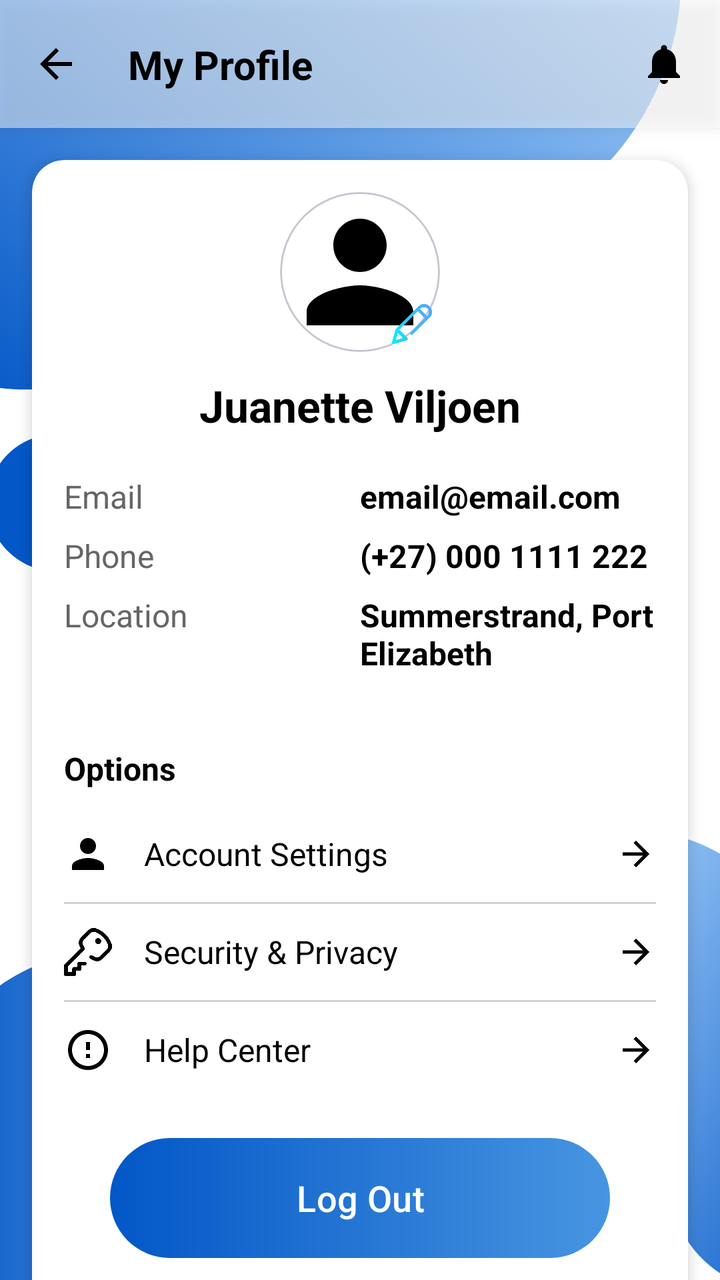
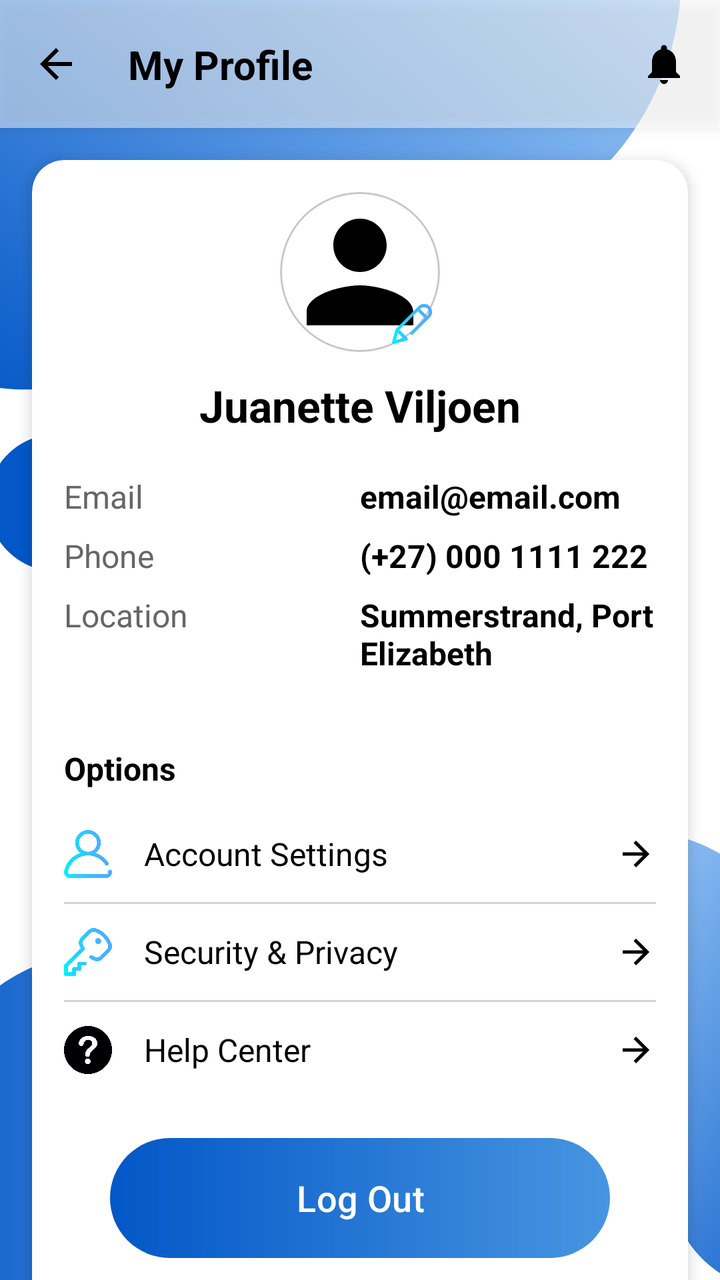

Before-and-after screenshots of an Android layout around one commit, followed by the original layout XML and the change that was made.
<!-- AndroidManifest.xml: application theme Theme.PoolApp -->
<!-- res/layout/po_profile.xml -->
<?xml version="1.0" encoding="utf-8"?>
<androidx.constraintlayout.widget.ConstraintLayout xmlns:android="http://schemas.android.com/apk/res/android"
    xmlns:app="http://schemas.android.com/apk/res-auto"
    xmlns:tools="http://schemas.android.com/tools"
    android:layout_width="match_parent"
    android:layout_height="match_parent"
    android:background="@drawable/bg"
    android:foregroundTint="@color/black_transparent_50"
    tools:context=".PO_Profile">

    <androidx.constraintlayout.widget.ConstraintLayout
        android:id="@+id/profile_header_banner"
        android:layout_width="match_parent"
        android:layout_height="64dp"
        android:background="@color/white_transparent_50"
        android:elevation="4dp"
        app:layout_constraintEnd_toEndOf="parent"
        app:layout_constraintStart_toStartOf="parent"
        app:layout_constraintTop_toTopOf="parent">

        <ImageButton
            android:id="@+id/btn_back"
            android:layout_width="wrap_content"
            android:layout_height="wrap_content"
            android:background="@android:color/transparent"
            android:contentDescription="Back"
            android:padding="16dp"
            android:src="@drawable/ic_arrow_back_white_24dp"
            app:layout_constraintBottom_toBottomOf="parent"
            app:layout_constraintStart_toStartOf="parent"
            app:layout_constraintTop_toTopOf="parent"
            app:tint="@color/black" />

        <TextView
            android:id="@+id/tv_header_title"
            android:layout_width="wrap_content"
            android:layout_height="wrap_content"
            android:layout_marginStart="8dp"
            android:text="My Profile"
            android:textColor="@color/black"
            android:textSize="20sp"
            android:textStyle="bold"
            app:layout_constraintBottom_toBottomOf="parent"
            app:layout_constraintStart_toEndOf="@id/btn_back"
            app:layout_constraintTop_toTopOf="parent" />

        <ImageButton
            android:id="@+id/btn_notifications"
            android:layout_width="wrap_content"
            android:layout_height="wrap_content"
            android:background="@android:color/transparent"
            android:contentDescription="Notifications"
            android:padding="16dp"
            android:src="@drawable/ic_notifications_white_24dp"
            app:layout_constraintBottom_toBottomOf="parent"
            app:layout_constraintEnd_toEndOf="parent"
            app:layout_constraintTop_toTopOf="parent"
            app:tint="@color/black" />

    </androidx.constraintlayout.widget.ConstraintLayout>

    <androidx.core.widget.NestedScrollView
        android:id="@+id/nestedScrollView"
        android:layout_width="0dp"
        android:layout_height="0dp"
        app:layout_constraintBottom_toBottomOf="parent"
        app:layout_constraintEnd_toEndOf="parent"
        app:layout_constraintStart_toStartOf="parent"
        app:layout_constraintTop_toBottomOf="@id/profile_header_banner">

        <LinearLayout
            android:layout_width="match_parent"
            android:layout_height="wrap_content"
            android:gravity="center"
            android:orientation="vertical"
            android:paddingBottom="80dp">

            <androidx.cardview.widget.CardView
                android:layout_width="match_parent"
                android:layout_height="wrap_content"
                android:layout_marginHorizontal="16dp"
                android:layout_marginTop="16dp"
                android:layout_marginBottom="16dp"
                app:cardCornerRadius="16dp"
                app:cardElevation="4dp">

                <LinearLayout
                    android:layout_width="match_parent"
                    android:layout_height="wrap_content"
                    android:orientation="vertical"
                    android:paddingBottom="16dp">

                    <LinearLayout
                        android:layout_width="match_parent"
                        android:layout_height="wrap_content"
                        android:foregroundTint="@color/white_transparent_50"
                        android:hapticFeedbackEnabled="false"
                        android:orientation="vertical"
                        android:paddingHorizontal="16dp"
                        android:paddingTop="16dp"
                        android:paddingBottom="16dp">

                        <FrameLayout
                            android:id="@+id/fl_profile_photo_container"
                            android:layout_width="80dp"  android:layout_height="80dp"
                            android:layout_gravity="center_horizontal"
                            android:layout_marginBottom="12dp">

                            <com.google.android.material.card.MaterialCardView
                                android:layout_width="match_parent"
                                android:layout_height="match_parent"
                                app:cardCornerRadius="40dp"
                                app:cardElevation="0dp"
                                app:cardBackgroundColor="@android:color/transparent"
                                >

                                <ImageView
                                    android:id="@+id/iv_profile_picture"
                                    android:layout_width="match_parent"
                                    android:layout_height="match_parent"
                                    android:background="@android:color/transparent"
                                    android:contentDescription="User Profile Picture"
                                    android:scaleType="centerCrop"
                                    android:src="@drawable/ic_profile_placeholder" />

                            </com.google.android.material.card.MaterialCardView>

                            <ImageButton
                                android:id="@+id/btn_edit_profile_photo"
                                android:layout_width="28dp"
                                android:layout_height="28dp"
                                android:layout_gravity="bottom|end"
                                android:background="@null" android:elevation="4dp"
                                android:src="@drawable/edit"
                                android:contentDescription="Edit Profile Photo"
                                android:scaleType="centerInside"
                                android:padding="4dp"
                                />

                        </FrameLayout>

                        <TextView
                            android:id="@+id/tv_user_name"
                            android:layout_width="wrap_content"
                            android:layout_height="wrap_content"
                            android:layout_gravity="center_horizontal"
                            android:layout_marginBottom="16dp"
                            android:text="Juanette Viljoen"
                            android:textColor="@color/black"
                            android:textSize="22sp"
                            android:textStyle="bold" />

                        <TableLayout
                            android:layout_width="match_parent"
                            android:layout_height="wrap_content"
                            android:stretchColumns="1">

                            <TableRow>

                                <TextView
                                    style="@style/ProfileDetailLabel"
                                    android:text="Email" />

                                <TextView
                                    android:id="@+id/tv_detail_email"
                                    style="@style/ProfileDetailValue"
                                    android:text="email@email.com" />
                            </TableRow>

                            <TableRow>

                                <TextView
                                    style="@style/ProfileDetailLabel"
                                    android:text="Phone" />

                                <TextView
                                    android:id="@+id/tv_detail_phone"
                                    style="@style/ProfileDetailValue"
                                    android:text="(+27) 000 1111 222" />
                            </TableRow>

                            <TableRow>

                                <TextView
                                    style="@style/ProfileDetailLabel"
                                    android:text="Location" />

                                <TextView
                                    android:id="@+id/tv_detail_location"
                                    style="@style/ProfileDetailValue"
                                    android:text="Summerstrand, Port Elizabeth" />
                            </TableRow>
                        </TableLayout>
                    </LinearLayout>

                    <TextView
                        android:layout_width="match_parent"
                        android:layout_height="wrap_content"
                        android:paddingStart="16dp"
                        android:paddingTop="16dp"
                        android:paddingEnd="16dp"
                        android:paddingBottom="8dp"
                        android:text="Options"
                        android:textColor="@color/black"
                        android:textSize="16sp"
                        android:textStyle="bold" />

                    <LinearLayout
                        android:layout_width="match_parent"
                        android:layout_height="wrap_content"
                        android:background="@android:color/transparent"
                        android:orientation="vertical"
                        android:paddingHorizontal="16dp">

                        <LinearLayout
                            android:id="@+id/option_account_settings"
                            android:layout_width="match_parent"
                            android:layout_height="wrap_content"
                            android:background="?attr/selectableItemBackground"
                            android:clickable="true"
                            android:focusable="true"
                            android:gravity="center_vertical"
                            android:orientation="horizontal"
                            android:paddingVertical="12dp">

                            <ImageView
                                android:id="@+id/icon_left_account"
                                android:layout_width="24dp"
                                android:layout_height="24dp"
                                android:layout_marginEnd="16dp"
                                android:contentDescription="Account Settings Icon"
                                android:src="@drawable/ic_account_settings"
                                app:tint="@color/black" />

                            <TextView
                                android:id="@+id/tv_label_account"
                                android:layout_width="0dp"
                                android:layout_height="wrap_content"
                                android:layout_weight="1"
                                android:text="Account Settings"
                                android:textColor="@color/black"
                                android:textSize="16sp" />

                            <ImageView
                                android:layout_width="20dp"
                                android:layout_height="20dp"
                                android:contentDescription="Go to"
                                android:src="@drawable/ic_arrow_forward_black_24dp"
                                app:tint="@color/black" />
                        </LinearLayout>

                        <View style="@style/DividerLine" />

                        <LinearLayout
                            android:id="@+id/option_security_privacy"
                            android:layout_width="match_parent"
                            android:layout_height="wrap_content"
                            android:background="?attr/selectableItemBackground"
                            android:clickable="true"
                            android:focusable="true"
                            android:gravity="center_vertical"
                            android:orientation="horizontal"
                            android:paddingVertical="12dp">

                            <ImageView
                                android:id="@+id/icon_left_security"
                                android:layout_width="24dp"
                                android:layout_height="24dp"
                                android:layout_marginEnd="16dp"
                                android:contentDescription="Security and Privacy Icon"
                                android:src="@drawable/password"
                                app:tint="@color/black" />

                            <TextView
                                android:id="@+id/tv_label_security"
                                android:layout_width="0dp"
                                android:layout_height="wrap_content"
                                android:layout_weight="1"
                                android:text="Security &amp; Privacy"
                                android:textColor="@color/black"
                                android:textSize="16sp" />

                            <ImageView
                                android:layout_width="20dp"
                                android:layout_height="20dp"
                                android:contentDescription="Go to"
                                android:src="@drawable/ic_arrow_forward_black_24dp"
                                app:tint="@color/black" />
                        </LinearLayout>

                        <View style="@style/DividerLine" />

                        <LinearLayout
                            android:id="@+id/option_help_center"
                            android:layout_width="match_parent"
                            android:layout_height="wrap_content"
                            android:background="?attr/selectableItemBackground"
                            android:clickable="true"
                            android:focusable="true"
                            android:gravity="center_vertical"
                            android:orientation="horizontal"
                            android:paddingVertical="12dp">

                            <ImageView
                                android:id="@+id/icon_left_help"
                                android:layout_width="24dp"
                                android:layout_height="24dp"
                                android:layout_marginEnd="16dp"
                                android:contentDescription="Help Center Icon"
                                android:src="@drawable/ic_help_center"
                                app:tint="@color/black" />

                            <TextView
                                android:id="@+id/tv_label_help"
                                android:layout_width="0dp"
                                android:layout_height="wrap_content"
                                android:layout_weight="1"
                                android:text="Help Center"
                                android:textColor="@color/black"
                                android:textSize="16sp" />

                            <ImageView
                                android:layout_width="20dp"
                                android:layout_height="20dp"
                                android:contentDescription="Go to"
                                android:src="@drawable/ic_arrow_forward_black_24dp"
                                app:tint="@color/black" />
                        </LinearLayout>

                    </LinearLayout>

                    <LinearLayout
                        android:layout_width="match_parent"
                        android:layout_height="wrap_content"
                        android:orientation="vertical"
                        android:paddingBottom="16dp">

                        <com.google.android.material.button.MaterialButton
                            android:id="@+id/btn_logout"
                            android:layout_width="250dp"
                            android:layout_height="60dp"
                            android:layout_gravity="center_horizontal"
                            android:layout_marginTop="20dp"
                            android:layout_marginBottom="16dp"
                            android:background="@drawable/custom_button2"
                            android:paddingVertical="12dp"
                            android:text="Log Out"
                            android:textColor="@color/white"
                            android:textSize="18dp"
                            app:backgroundTint="@null"
                            app:rippleColor="@color/white_transparent_50" />

                    </LinearLayout>

                </LinearLayout>
            </androidx.cardview.widget.CardView>
        </LinearLayout>
    </androidx.core.widget.NestedScrollView>

</androidx.constraintlayout.widget.ConstraintLayout>
<!-- resources referenced by this layout -->
<resources>
  <color name="black">#FF000000</color>
  <color name="black_transparent_50">#80000000</color>
  <color name="white">#FFFFFFFF</color>
  <color name="white_transparent_50">#80FFFFFF</color>
  <!-- drawable custom_button2 (drawable) -->
  <?xml version="1.0" encoding="utf-8"?>
  <shape xmlns:android="http://schemas.android.com/apk/res/android" android:shape="rectangle">
  
      <gradient
          android:startColor="#0357c7"
          android:endColor="#4795e1"
          android:type="linear"/>
  
      <corners
          android:radius="50dp"/>
  
  </shape>
  <!-- drawable ic_account_settings (drawable) -->
  <vector xmlns:android="http://schemas.android.com/apk/res/android"
      android:width="24dp"
      android:height="24dp"
      android:viewportWidth="24"
      android:viewportHeight="24"
      android:tint="#000000">
      <path
          android:fillColor="@android:color/black"
          android:pathData="M12 12c2.21 0 4-1.79 4-4s-1.79-4-4-4-4 1.79-4 4 1.79 4 4 4zm0 2c-2.67 0-8 1.34-8 4v2h16v-2c0-2.66-5.33-4-8-4z"/>
  </vector>
  <!-- drawable ic_arrow_back_white_24dp (drawable) -->
  <vector xmlns:android="http://schemas.android.com/apk/res/android"
      android:width="24dp"
      android:height="24dp"
      android:viewportWidth="24"
      android:viewportHeight="24"
      android:tint="#FFFFFF"> <path
      android:fillColor="@android:color/white"
      android:pathData="M20,11L7.83,11l5.59,-5.59L12,4L4,12l8,8 1.41,-1.41L7.83,13L20,13z"/>
  </vector>
  <!-- drawable ic_arrow_forward_black_24dp (drawable) -->
  <vector xmlns:android="http://schemas.android.com/apk/res/android"
      android:width="24dp"
      android:height="24dp"
      android:viewportWidth="24"
      android:viewportHeight="24"
      android:tint="#000000"> <path
      android:fillColor="@android:color/black"
      android:pathData="M12,4l-1.41,1.41L16.17,11H4v2h12.17l-5.58,5.59L12,20l8,-8z"/>
  </vector>
  <!-- drawable ic_help_center (drawable) -->
  <vector xmlns:android="http://schemas.android.com/apk/res/android"
      android:width="24dp"
      android:height="24dp"
      android:viewportWidth="24"
      android:viewportHeight="24"
      android:tint="#000000">
      <path
          android:fillColor="@android:color/black"
          android:pathData="M12 2C6.48 2 2 6.48 2 12s4.48 10 10 10 10-4.48 10-10S17.52 2 12 2zm0 18c-4.41 0-8-3.59-8-8s3.59-8 8-8 8 3.59 8 8-3.59 8-8 8zm-1-4h2v-2h-2v2zm0-4h2V8h-2v4z"/>
  </vector>
  <style name="DividerLine">
          <item name="android:layout_width">match_parent</item>
          <item name="android:layout_height">1dp</item>
          <item name="android:background">@color/grey_light</item>
      </style>
  <style name="ProfileDetailLabel">
          <item name="android:layout_width">0dp</item>
          <item name="android:layout_height">wrap_content</item>
          <item name="android:layout_weight">1</item>
          <item name="android:textSize">16sp</item>
          <item name="android:textColor">@color/grey_dark</item>
          <item name="android:paddingVertical">4dp</item>
      </style>
  <style name="ProfileDetailValue" parent="ProfileDetailLabel">
          <item name="android:textColor">@color/black</item>
          <item name="android:textStyle">bold</item>
      </style>
  <color name="grey_light">#D3D3D3</color>
  <color name="grey_dark">#666666</color>
  <color name="colorPrimary">#096ca7</color>
  <color name="colorPrimaryVariant">#034b75</color>
  <color name="colorOnPrimary">#FFFFFF</color>
  <color name="colorSecondary">#0A57FF</color>
  <color name="colorOnSecondary">#FFFFFF</color>
  <color name="colorSurface">#FFFFFF</color>
  <color name="colorOnSurface">#1C1B1F</color>
  <!-- unchanged entries left out for length: 6 -->
</resources>

<!-- the commit's change to res/layout/po_profile.xml (unified diff, before → after) -->
@@ -229,8 +229,7 @@
                                 android:layout_height="24dp"
                                 android:layout_marginEnd="16dp"
                                 android:contentDescription="Account Settings Icon"
-                                android:src="@drawable/ic_account_settings"
-                                app:tint="@color/black" />
+                                android:src="@drawable/profile" />
 
                             <TextView
                                 android:id="@+id/tv_label_account"
@@ -269,7 +268,7 @@
                                 android:layout_marginEnd="16dp"
                                 android:contentDescription="Security and Privacy Icon"
                                 android:src="@drawable/password"
-                                app:tint="@color/black" />
+                            />
 
                             <TextView
                                 android:id="@+id/tv_label_security"
@@ -307,8 +306,8 @@
                                 android:layout_height="24dp"
                                 android:layout_marginEnd="16dp"
                                 android:contentDescription="Help Center Icon"
-                                android:src="@drawable/ic_help_center"
-                                app:tint="@color/black" />
+                                android:src="@drawable/help"
+                             />
 
                             <TextView
                                 android:id="@+id/tv_label_help"
<!-- resource entries referenced after the edit -->
@@ -17,17 +17,7 @@
           android:radius="50dp"/>
   
   </shape>
-  <!-- drawable ic_account_settings (drawable) -->
-  <vector xmlns:android="http://schemas.android.com/apk/res/android"
-      android:width="24dp"
-      android:height="24dp"
-      android:viewportWidth="24"
-      android:viewportHeight="24"
-      android:tint="#000000">
-      <path
-          android:fillColor="@android:color/black"
-          android:pathData="M12 12c2.21 0 4-1.79 4-4s-1.79-4-4-4-4 1.79-4 4 1.79 4 4 4zm0 2c-2.67 0-8 1.34-8 4v2h16v-2c0-2.66-5.33-4-8-4z"/>
-  </vector>
+  <!-- drawable help: png bitmap (drawable, 7880 bytes) -->
   <!-- drawable ic_arrow_back_white_24dp (drawable) -->
   <vector xmlns:android="http://schemas.android.com/apk/res/android"
       android:width="24dp"
@@ -48,17 +38,7 @@
       android:fillColor="@android:color/black"
       android:pathData="M12,4l-1.41,1.41L16.17,11H4v2h12.17l-5.58,5.59L12,20l8,-8z"/>
   </vector>
-  <!-- drawable ic_help_center (drawable) -->
-  <vector xmlns:android="http://schemas.android.com/apk/res/android"
-      android:width="24dp"
-      android:height="24dp"
-      android:viewportWidth="24"
-      android:viewportHeight="24"
-      android:tint="#000000">
-      <path
-          android:fillColor="@android:color/black"
-          android:pathData="M12 2C6.48 2 2 6.48 2 12s4.48 10 10 10 10-4.48 10-10S17.52 2 12 2zm0 18c-4.41 0-8-3.59-8-8s3.59-8 8-8 8 3.59 8 8-3.59 8-8 8zm-1-4h2v-2h-2v2zm0-4h2V8h-2v4z"/>
-  </vector>
+  <!-- drawable profile: png bitmap (drawable, 22789 bytes) -->
   <style name="DividerLine">
           <item name="android:layout_width">match_parent</item>
           <item name="android:layout_height">1dp</item>
